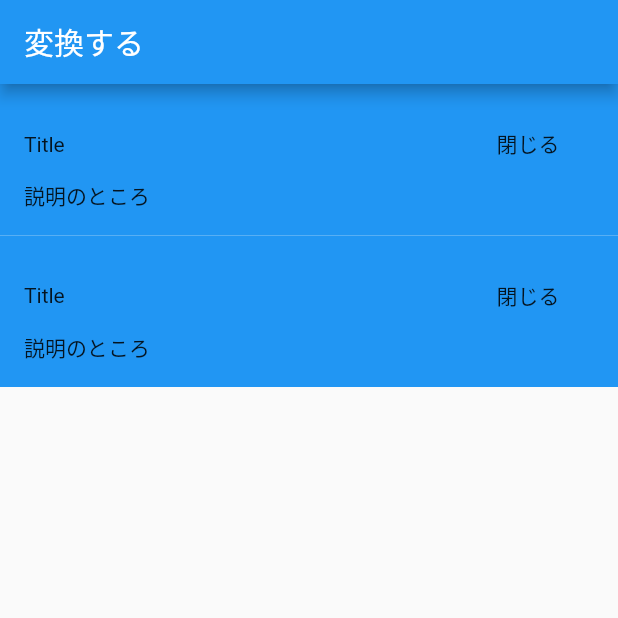
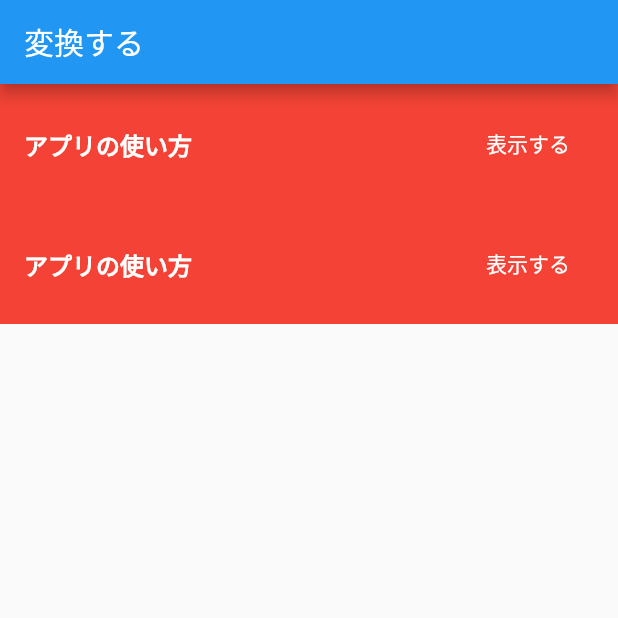
Before and after one commit to hayabusabusa/Rubbby-flutter, a Flutter app: the screen it shows after launch, on a phone screen of 412 x 824 dp, the top half of it. Run offline on Flutter 3.47's test engine with Material 2 defaults, Android fonts, the phone set to English and light mode, and no system bars.

Commit message:
Add Strings class

```diff
--- /dev/null
+++ b/lib/util/strings.dart
@@ -0,0 +1,11 @@
+class Strings {
+  // MARK: - InputSentence
+  static final String usageDescriptionTitle = 'アプリの使い方';
+  static final String usageDescriptionOpen = '表示する';
+  static final String usageDescriptionClose = '閉じる';
+  static final String usageDescriptionContent = '''
+  漢字の入った文章を「ひらがな」もしくは「カタカナ」の文章に変換することができます。
+  上に表示されている入力フォームに変換したい文章を入力して、変換ボタンをタップしてください。
+  変換完了後に結果が表示されます。
+  ''';
+}
--- /dev/null
+++ b/lib/util/util.dart
@@ -0,0 +1 @@
+export './strings.dart';
--- a/lib/widget/input_sentence_desc_widget.dart
+++ b/lib/widget/input_sentence_desc_widget.dart
@@ -1,4 +1,6 @@
 import 'package:flutter/material.dart';
+
+import 'package:rubbby/util/util.dart';
 
 class InputSentenceDescWidget extends StatefulWidget {
   @override
@@ -19,7 +21,7 @@ class _InputSentenceDescWidgetState extends State<InputSentenceDescWidget> {
   Widget build(BuildContext context) {
     return Container(
       padding: const EdgeInsets.all(16),
-      color: _isExpanded ? Colors.red : Colors.blue,
+      color: Colors.red,
       child: Column(
         mainAxisAlignment: MainAxisAlignment.center,
         crossAxisAlignment: CrossAxisAlignment.start,
@@ -28,16 +30,27 @@ class _InputSentenceDescWidgetState extends State<InputSentenceDescWidget> {
           Row(
             mainAxisAlignment: MainAxisAlignment.spaceAround,
             children: <Widget>[
-              Text('Title'),
+              Text(
+                Strings.usageDescriptionTitle,
+                style: TextStyle(color: Colors.white, fontWeight: FontWeight.bold, fontSize: 16),
+              ),
               Expanded(child: SizedBox()),
               FlatButton(
                 onPressed: () => _onPressedButton(),
-                child: Text(_isExpanded ? '表示する': '閉じる')
+                child: Text(
+                  _isExpanded ? Strings.usageDescriptionClose : Strings.usageDescriptionOpen,
+                  style: TextStyle(color: Colors.white),
+                )
               )
             ]
           ),
           // Text view
-          _isExpanded ? SizedBox() : Text('説明のところ'),
+          _isExpanded
+            ? Text(
+              Strings.usageDescriptionContent,
+              style: TextStyle(color: Colors.white, fontSize: 14),
+            )
+            : SizedBox(),
         ]
       )
     );
```
